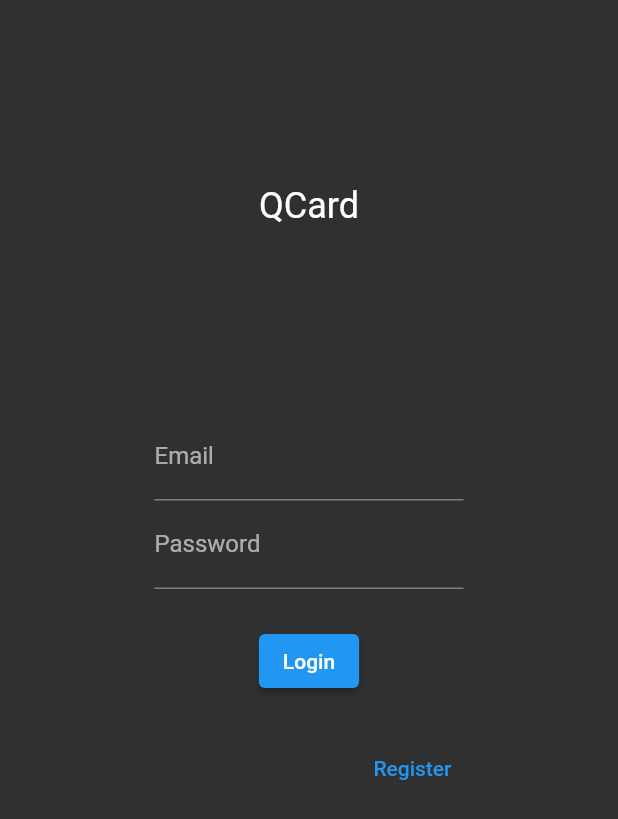
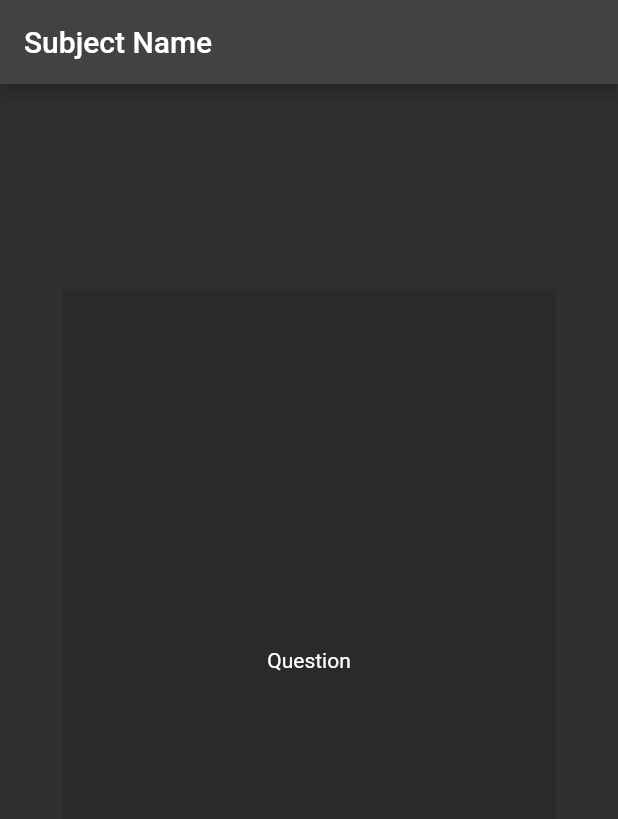
Before and after one commit to CorHandikaSawai/QCards, a Flutter app: the screen it shows after launch, on a phone screen of 412 x 824 dp. Shown: the top 819 px of the screen. Run offline on Flutter 3.47's test engine with Material 2 defaults, Android fonts, the phone set to English and light mode, and no system bars; our stand-ins replace cloud_firestore, firebase_auth, firebase_core; accounts and stored records are empty.

Commit message:
TODO: Create double face card

```diff
--- a/lib/main.dart
+++ b/lib/main.dart
@@ -2,6 +2,7 @@ import 'package:firebase_core/firebase_core.dart';
 import 'package:flutter/material.dart';
 import 'package:free_quizme/firebase_options.dart';
 import 'package:free_quizme/screens/login_user_screen.dart';
+import 'package:free_quizme/screens/study_screen.dart';
 import 'package:free_quizme/services/auth_service.dart';
 import 'package:free_quizme/services/card_service.dart';
 import 'package:free_quizme/services/user_service.dart';
@@ -38,7 +39,9 @@ class MyApp extends StatelessWidget {
       debugShowCheckedModeBanner: false,
       title: 'Free Quizme',
       theme: ThemeData.dark(),
-      home: const LoginUserScreen(),
+      home: const StudyScreen(
+        subjectName: 'Subject Name',
+      ),
     );
   }
 }
--- a/lib/screens/homepage_screen.dart
+++ b/lib/screens/homepage_screen.dart
@@ -50,7 +50,7 @@ class _HomePageScreenState extends State<HomePageScreen> {
             body: SafeArea(
               minimum: const EdgeInsets.all(8),
               child: FutureBuilder(
-                future: cardService.getUserCollections(
+                future: cardService.getUserSubjects(
                     userId: FirebaseAuth.instance.currentUser!.uid),
                 builder: (context,
                     AsyncSnapshot<List<Map<String, String>>> snapshot) {
--- /dev/null
+++ b/lib/screens/study_screen.dart
@@ -0,0 +1,23 @@
+import 'package:flutter/material.dart';
+import 'package:free_quizme/widgets/double_face_card_widget.dart';
+
+class StudyScreen extends StatelessWidget {
+  const StudyScreen({super.key, required this.subjectName});
+
+  final String subjectName;
+
+  @override
+  Widget build(BuildContext context) {
+    final screenSize = MediaQuery.of(context).size;
+    return Scaffold(
+      appBar: AppBar(
+        title: Text(subjectName),
+      ),
+      body: SafeArea(
+        child: Center(
+          child: DoubleFaceCardWidget(),
+        ),
+      ),
+    );
+  }
+}
--- /dev/null
+++ b/lib/widgets/double_face_card_widget.dart
@@ -0,0 +1,40 @@
+import 'package:flutter/material.dart';
+
+class DoubleFaceCardWidget extends StatelessWidget {
+  const DoubleFaceCardWidget({super.key});
+
+  @override
+  Widget build(BuildContext context) {
+    final screenSize = MediaQuery.of(context).size;
+    return Container(
+      color: Colors.black12,
+      height: screenSize.height * 0.6,
+      width: screenSize.width * 0.8,
+      child: Center(
+        child: Question(),
+      ),
+    );
+  }
+}
+
+class Question extends StatelessWidget {
+  const Question({super.key});
+
+  @override
+  Widget build(BuildContext context) {
+    return Container(
+      child: Text('Question'),
+    );
+  }
+}
+
+class Answer extends StatelessWidget {
+  const Answer({super.key});
+
+  @override
+  Widget build(BuildContext context) {
+    return Container(
+      child: Text('Answer'),
+    );
+  }
+}
```
Also changed, not shown: lib/services/card_service.dart (+29 -2 lines), lib/widgets/collection_card_widget.dart (+14 -7 lines).
